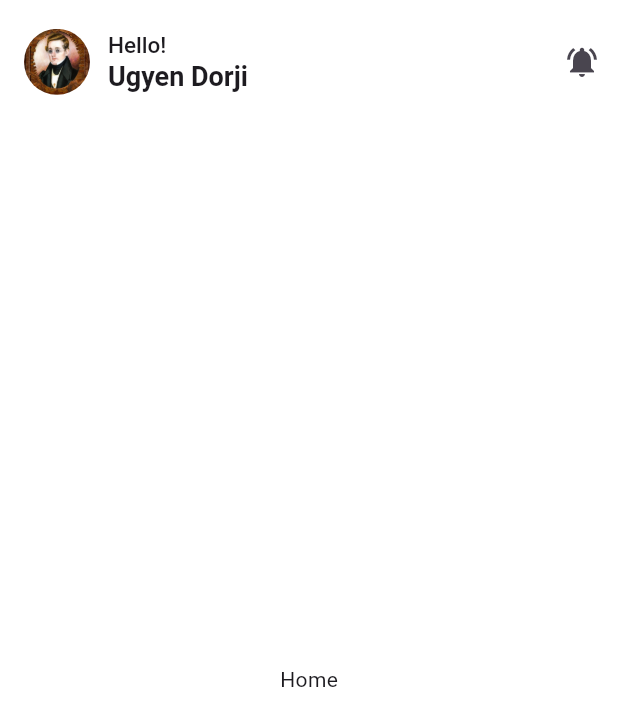
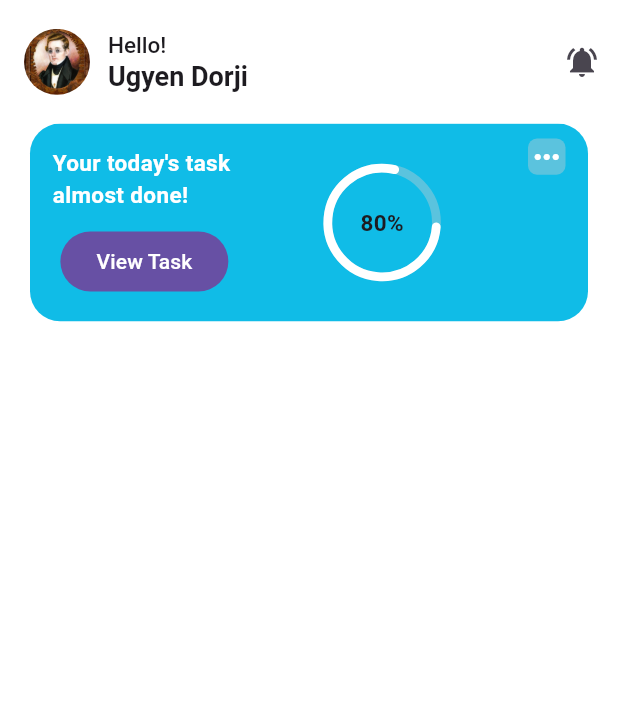
Before and after one commit to UgyenDorji129/todo_app, a Flutter app: the screen it shows after launch, after a tap on "Let's Start", on a phone screen of 412 x 824 dp. Shown: the top 726 px of the screen. Run offline on Flutter 3.47's test engine with Material 3 defaults, Android fonts, the phone set to English and light mode, and no system bars; drawn by our look-alikes of syncfusion_flutter_gauges.

Commit message:
Implemented the basic summary dashboard

```diff
--- a/lib/screens/home/home_screen.dart
+++ b/lib/screens/home/home_screen.dart
@@ -1,5 +1,6 @@
 import 'package:flutter/material.dart';
 import 'package:todo_app/screens/home/widgets/custom_app_bar.dart';
+import 'package:todo_app/screens/home/widgets/summary_dashboard.dart';
 
 class HomeScreen extends StatelessWidget {
   const HomeScreen({super.key});
@@ -9,9 +10,7 @@ class HomeScreen extends StatelessWidget {
     return Scaffold(
       backgroundColor: const Color.fromARGB(255, 255, 255, 255),
       appBar: customAppBar(context),
-      body: const Center(
-        child: Text("Home"),
-      ),
+      body: summaryDashboard(context)
     );
   }
 }
--- /dev/null
+++ b/lib/screens/home/widgets/progress_widget.dart
@@ -0,0 +1,45 @@
+import 'package:flutter/material.dart';
+import 'package:syncfusion_flutter_gauges/gauges.dart';
+
+Widget progressWidget(context){
+  return Column(mainAxisAlignment: MainAxisAlignment.center, children: [
+              SizedBox(
+                height: MediaQuery.of(context).size.width * 0.2,
+                width: MediaQuery.of(context).size.width * 0.2,
+                child: SfRadialGauge(axes: [
+                  RadialAxis(
+                    minimum: 0,
+                    maximum: 100,
+                    showLabels: false,
+                    showTicks: false,
+                    startAngle: 360,
+                    endAngle: 360,
+                    axisLineStyle: AxisLineStyle(
+                      thickness: 0.15,
+                      color: const Color.fromARGB(98, 211, 207, 207),
+                      thicknessUnit: GaugeSizeUnit.factor,
+                    ),
+                    pointers: [
+                      RangePointer(
+                        value: 80,
+                        width: 0.15,
+                        color: Colors.white,
+                        sizeUnit: GaugeSizeUnit.factor,
+                        cornerStyle: CornerStyle.startCurve,
+                      )
+                    ],
+                    annotations: [
+                      GaugeAnnotation(
+                          positionFactor: 0,
+                          angle: 90,
+                          widget: Text(
+                            '${80.toStringAsFixed(0)}%',
+                            style: TextStyle(
+                                fontSize: 15, fontWeight: FontWeight.bold),
+                          ))
+                    ],
+                  ),
+                ]),
+              ),
+            ]);
+}
--- /dev/null
+++ b/lib/screens/home/widgets/summary_dashboard.dart
@@ -0,0 +1,51 @@
+import 'package:flutter/material.dart';
+import 'package:todo_app/screens/home/widgets/progress_widget.dart';
+
+Widget summaryDashboard(context){
+  return Container(
+        width: MediaQuery.of(context).size.width,
+        height: MediaQuery.of(context).size.height * 0.16,
+        margin: EdgeInsets.only(left: 20, right: 20),
+        padding: EdgeInsets.symmetric(vertical: 10, horizontal: 15),
+        decoration: BoxDecoration(
+          borderRadius: BorderRadius.circular(20),
+          color: const Color.fromARGB(255, 16, 188, 231),
+        ),
+        child: Row(
+          mainAxisAlignment: MainAxisAlignment.spaceBetween,
+          crossAxisAlignment: CrossAxisAlignment.start,
+          children: [
+            Column(mainAxisAlignment: MainAxisAlignment.center, children: [
+              Text(
+                "Your today's task \nalmost done!",
+                style: TextStyle(
+                    fontSize: 15,
+                    fontWeight: FontWeight.w600,
+                    color: Colors.white),
+              ),
+              SizedBox(
+                height: 10,
+              ),
+              FilledButton(
+                  onPressed: () {},
+                  child: Text(
+                    "View Task",
+                    style: TextStyle(color: Colors.white),
+                  ))
+            ]),
+            progressWidget(context),
+            Container(
+                padding: EdgeInsets.symmetric(vertical: 0.05, horizontal: 0.5),
+                decoration: BoxDecoration(
+                    color: const Color.fromARGB(98, 211, 207, 207),
+                    borderRadius: BorderRadius.circular(6)),
+                child: GestureDetector(
+                    onTap: () {},
+                    child: Icon(
+                      Icons.more_horiz_rounded,
+                      color: Colors.white,
+                    )))
+          ],
+        ),
+      );
+}
--- a/pubspec.yaml
+++ b/pubspec.yaml
@@ -34,6 +34,7 @@ dependencies:
   # The following adds the Cupertino Icons font to your application.
   # Use with the CupertinoIcons class for iOS style icons.
   cupertino_icons: ^1.0.8
+  syncfusion_flutter_gauges: ^28.2.4
 
 dev_dependencies:
   flutter_test:
```
Also changed, not shown: pubspec.lock.
